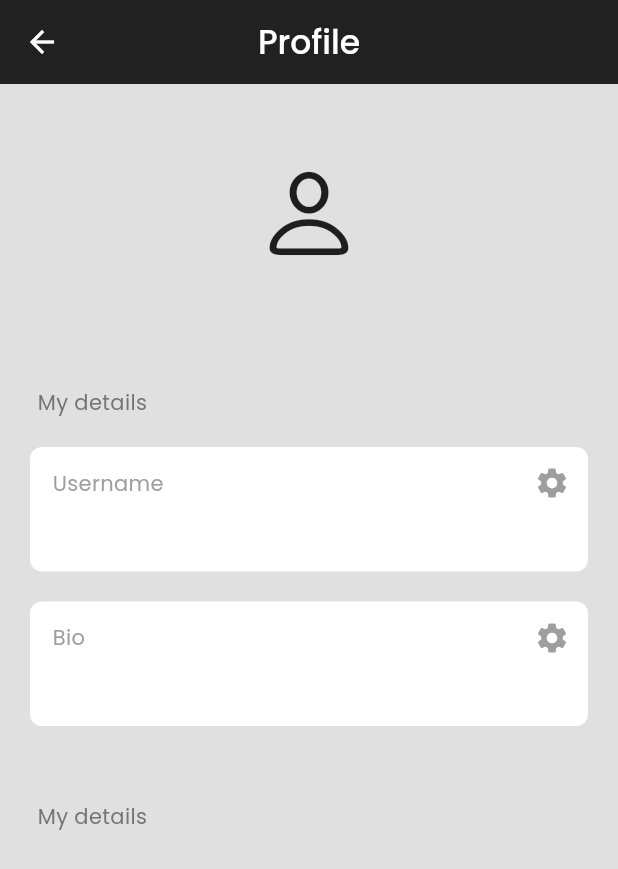
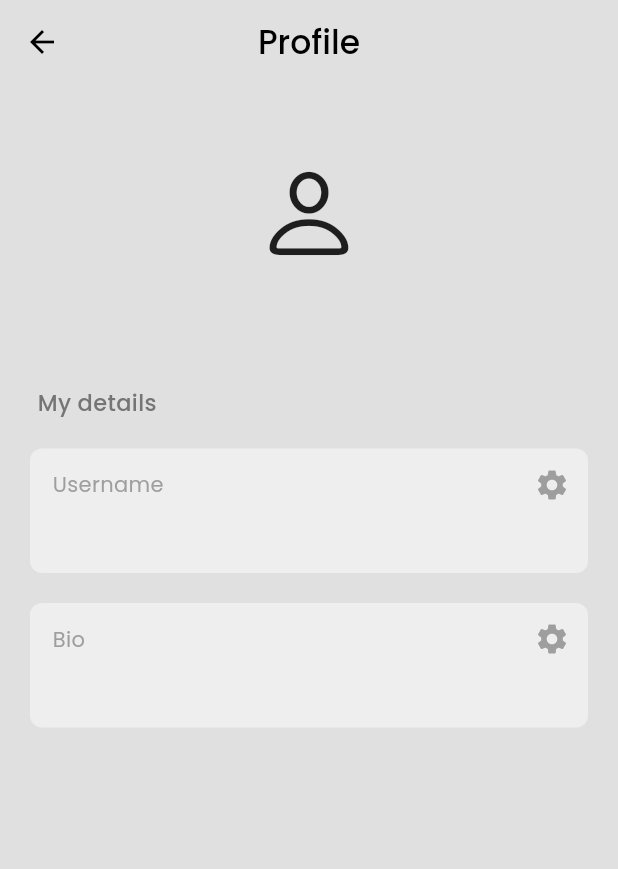
Before and after one commit to The-Naveen-Chandra/Make-LinkUp, a Flutter app: the ProfileScreen screen opened directly, on a phone screen of 412 x 824 dp. Shown: the top 869 px of the screen. Run offline on Flutter 3.47's test engine with Material 2 defaults, Android fonts, the phone set to English and light mode, and no system bars; our stand-ins replace cloud_firestore, firebase_auth, firebase_core, google_fonts, google_sign_in; accounts and stored records are empty; network calls fail.

Commit message:
Dev. Adaptive Themes

```diff
--- a/lib/components/my_alert_dialog.dart
+++ b/lib/components/my_alert_dialog.dart
@@ -23,7 +23,9 @@ class MyAlertDialog extends StatelessWidget {
           onPressed: () => Navigator.pop(context),
           child: Text(
             'OK',
-            style: GoogleFonts.poppins(),
+            style: GoogleFonts.poppins(
+              color: Theme.of(context).colorScheme.tertiary,
+            ),
           ),
         ),
       ],
--- a/lib/components/my_button.dart
+++ b/lib/components/my_button.dart
@@ -19,14 +19,14 @@ class MyButton extends StatelessWidget {
         padding: const EdgeInsets.all(25),
         margin: const EdgeInsets.symmetric(horizontal: 25),
         decoration: BoxDecoration(
-          color: Colors.black,
+          color: Theme.of(context).colorScheme.tertiary,
           borderRadius: BorderRadius.circular(8),
         ),
         child: Center(
           child: Text(
             text,
             style: GoogleFonts.poppins(
-              color: Colors.white,
+              color: Theme.of(context).colorScheme.background,
               fontWeight: FontWeight.bold,
               fontSize: 16,
             ),
--- a/lib/components/my_comment.dart
+++ b/lib/components/my_comment.dart
@@ -16,7 +16,7 @@ class MyComment extends StatelessWidget {
   Widget build(BuildContext context) {
     return Container(
       decoration: BoxDecoration(
-        color: Colors.grey[300],
+        color: Theme.of(context).colorScheme.secondary,
         borderRadius: BorderRadius.circular(4),
       ),
       margin: const EdgeInsets.only(bottom: 5),
--- a/lib/components/text_box.dart
+++ b/lib/components/text_box.dart
@@ -16,7 +16,7 @@ class TextBox extends StatelessWidget {
   Widget build(BuildContext context) {
     return Container(
       decoration: BoxDecoration(
-        color: Colors.white,
+        color: Theme.of(context).colorScheme.primary,
         borderRadius: BorderRadius.circular(8),
       ),
       padding: const EdgeInsets.only(left: 15, bottom: 15),
--- a/lib/screens/home_screen.dart
+++ b/lib/screens/home_screen.dart
@@ -63,15 +63,13 @@ class _HomeScreenState extends State<HomeScreen> {
   @override
   Widget build(BuildContext context) {
     return Scaffold(
-      backgroundColor: Colors.grey[300],
+      backgroundColor: Theme.of(context).colorScheme.background,
       appBar: AppBar(
-        backgroundColor: Colors.grey[900],
         title: Row(
           mainAxisAlignment: MainAxisAlignment.center,
           children: [
             const Icon(
               CupertinoIcons.link,
-              color: Colors.white,
             ),
             const SizedBox(
               width: 10,
@@ -79,7 +77,6 @@ class _HomeScreenState extends State<HomeScreen> {
             Text(
               "LinkUp",
               style: GoogleFonts.poppins(
-                color: Colors.white,
                 fontWeight: FontWeight.w500,
               ),
             ),
--- a/lib/screens/login_screen.dart
+++ b/lib/screens/login_screen.dart
@@ -65,7 +65,7 @@ class _LoginScreenState extends State<LoginScreen> {
   @override
   Widget build(BuildContext context) {
     return Scaffold(
-      backgroundColor: Colors.grey[300],
+      backgroundColor: Theme.of(context).colorScheme.background,
       body: SafeArea(
         child: SingleChildScrollView(
           child: Center(
@@ -86,7 +86,7 @@ class _LoginScreenState extends State<LoginScreen> {
                 Text(
                   "Welcome back, you've been missed ?",
                   style: GoogleFonts.poppins(
-                    color: Colors.grey[700],
+                    color: Colors.grey[600],
                     fontSize: 16,
                   ),
                 ),
--- a/lib/screens/profile_screen.dart
+++ b/lib/screens/profile_screen.dart
@@ -92,17 +92,13 @@ class _ProfileScreenState extends State<ProfileScreen> {
   @override
   Widget build(BuildContext context) {
     return Scaffold(
-      backgroundColor: Colors.grey[300],
+      backgroundColor: Theme.of(context).colorScheme.background,
       appBar: AppBar(
-        leading: const BackButton(
-          color: Colors.white,
-        ),
-        backgroundColor: Colors.grey[900],
+        leading: const BackButton(),
         centerTitle: true,
         title: Text(
           "Profile",
           style: GoogleFonts.poppins(
-            color: Colors.white,
             fontWeight: FontWeight.w500,
           ),
         ),
@@ -145,6 +141,8 @@ class _ProfileScreenState extends State<ProfileScreen> {
                   child: Text(
                     "My details",
                     style: GoogleFonts.poppins(
+                      fontWeight: FontWeight.w500,
+                      fontSize: 15,
                       color: Colors.grey[600],
                     ),
                   ),
@@ -166,16 +164,16 @@ class _ProfileScreenState extends State<ProfileScreen> {
 
                 const SizedBox(height: 50),
 
-                // user posts
-                Padding(
-                  padding: const EdgeInsets.only(left: 25.0),
-                  child: Text(
-                    "My details",
-                    style: GoogleFonts.poppins(
-                      color: Colors.grey[600],
-                    ),
-                  ),
-                ),
+                // // user posts
+                // Padding(
+                //   padding: const EdgeInsets.only(left: 25.0),
+                //   child: Text(
+                //     "My details",
+                //     style: GoogleFonts.poppins(
+                //       color: Colors.grey[600],
+                //     ),
+                //   ),
+                // ),
               ],
             );
           } else if (snapshot.hasError) {
--- a/lib/screens/register_screen.dart
+++ b/lib/screens/register_screen.dart
@@ -73,7 +73,7 @@ class _RegisterScreenState extends State<RegisterScreen> {
   @override
   Widget build(BuildContext context) {
     return Scaffold(
-      backgroundColor: Colors.grey[300],
+      backgroundColor: Theme.of(context).colorScheme.background,
       body: SafeArea(
         child: SingleChildScrollView(
           child: Center(
@@ -302,7 +302,7 @@ class _UsernameAndBioScreen extends State<UsernameAndBioScreen> {
   @override
   Widget build(BuildContext context) {
     return Scaffold(
-      backgroundColor: Colors.grey[300],
+      backgroundColor: Theme.of(context).colorScheme.background,
       appBar: AppBar(
         backgroundColor: Colors.transparent,
         // leading: IconButton(
--- /dev/null
+++ b/lib/themes/dark_theme.dart
@@ -0,0 +1,15 @@
+import 'package:flutter/material.dart';
+
+ThemeData darkTheme = ThemeData(
+  brightness: Brightness.dark,
+  useMaterial3: true,
+  appBarTheme: const AppBarTheme(
+    backgroundColor: Colors.black,
+  ),
+  colorScheme: ColorScheme.dark(
+    background: Colors.black,
+    primary: Colors.grey[900]!,
+    secondary: Colors.grey[800]!,
+    tertiary: Colors.grey[300]!,
+  ),
+);
--- /dev/null
+++ b/lib/themes/light_theme.dart
@@ -0,0 +1,16 @@
+import 'package:flutter/material.dart';
+
+ThemeData lightTheme = ThemeData(
+  brightness: Brightness.light,
+  useMaterial3: true,
+  appBarTheme: const AppBarTheme(
+    backgroundColor: Colors.transparent,
+    elevation: 0,
+  ),
+  colorScheme: ColorScheme.light(
+    background: Colors.grey[300]!,
+    primary: Colors.grey[200]!,
+    secondary: Colors.grey[300]!,
+    tertiary: Colors.black,
+  ),
+);
```
Also changed, not shown: lib/components/linkup_post.dart (+7 -3 lines), lib/components/my_textfield.dart (+6 -5 lines), lib/main.dart (+4 -4 lines).
